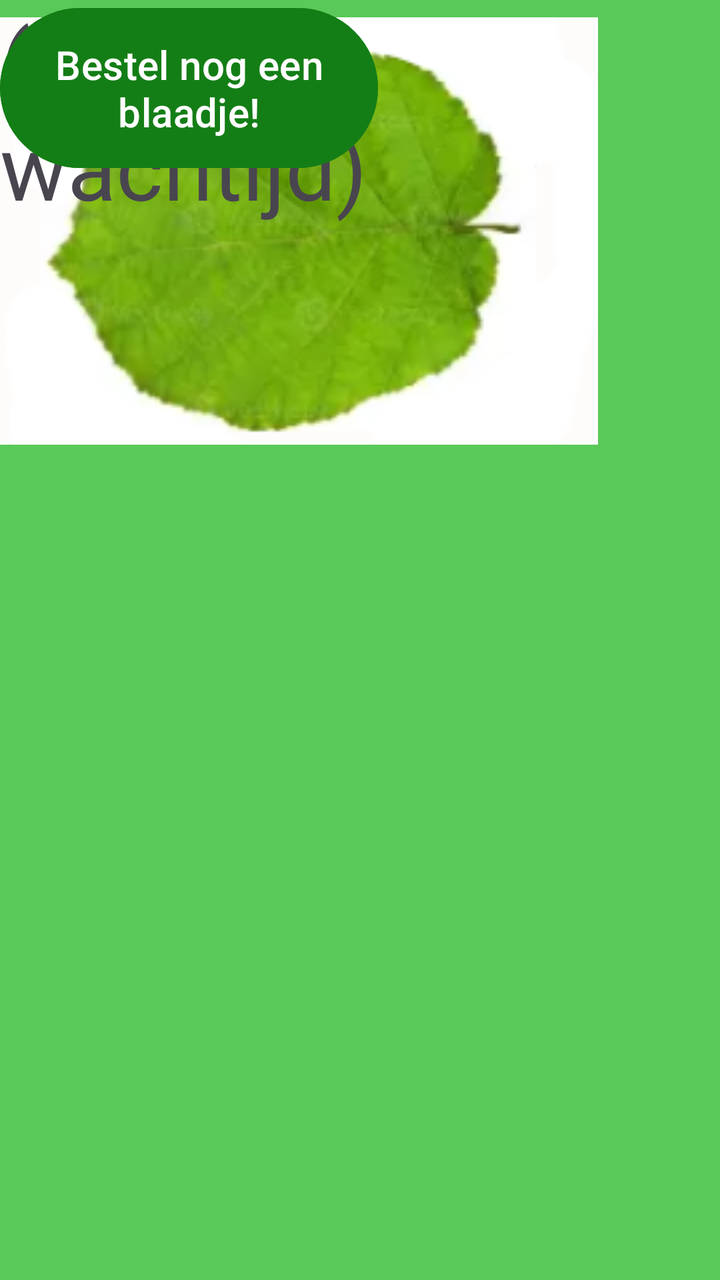
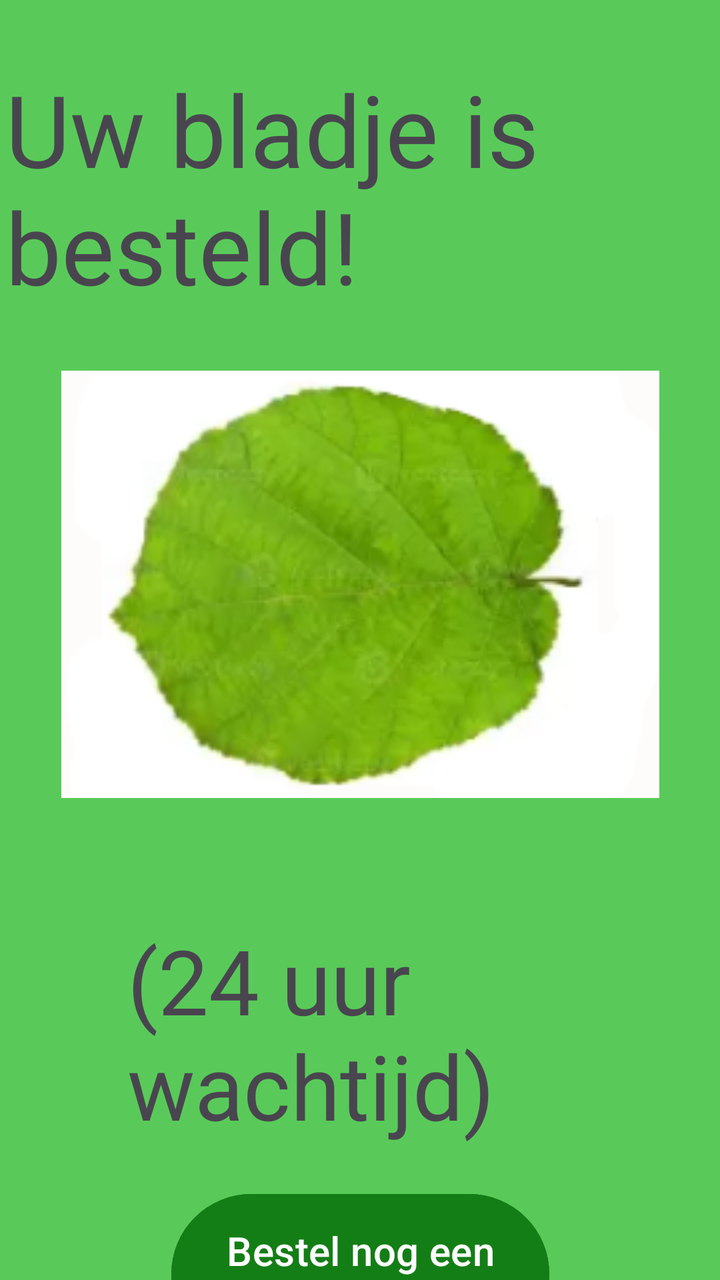

Two renders of the same Android screen: before a commit and after it. Below are the layout's source before the change and the commit's diff.
<!-- AndroidManifest.xml: application theme Theme.KOOPEENBLAADJE -->
<!-- res/layout/activity_main4.xml -->
<?xml version="1.0" encoding="utf-8"?>
<androidx.constraintlayout.widget.ConstraintLayout xmlns:android="http://schemas.android.com/apk/res/android"
    xmlns:app="http://schemas.android.com/apk/res-auto"
    xmlns:tools="http://schemas.android.com/tools"
    android:id="@+id/main"
    android:layout_width="match_parent"
    android:layout_height="match_parent"
    android:background="#59CA59"
    tools:context=".MainActivity4">

    <TextView
        android:id="@+id/textView4"
        android:layout_width="355dp"
        android:layout_height="133dp"
        android:text="Uw bladje is besteld!"
        android:textSize="50sp"
        tools:layout_editor_absoluteX="28dp"
        tools:layout_editor_absoluteY="34dp" />

    <ImageView
        android:id="@+id/imageView4"
        android:layout_width="299dp"
        android:layout_height="231dp"
        app:srcCompat="@drawable/bladdje_part_3_1"
        tools:layout_editor_absoluteX="56dp"
        tools:layout_editor_absoluteY="181dp" />

    <TextView
        android:id="@+id/textView8"
        android:layout_width="233dp"
        android:layout_height="117dp"
        android:text="(24 uur wachtijd)"
        android:textSize="45sp"
        tools:layout_editor_absoluteX="89dp"
        tools:layout_editor_absoluteY="435dp" />

    <Button
        android:id="@+id/button4"
        android:layout_width="189dp"
        android:layout_height="88dp"
        android:backgroundTint="#147E16"
        android:text="Bestel nog een blaadje!"
        android:textSize="20sp"
        tools:layout_editor_absoluteX="111dp"
        tools:layout_editor_absoluteY="610dp" />
</androidx.constraintlayout.widget.ConstraintLayout>
<!-- resources referenced by this layout -->
<resources>
  <!-- drawable bladdje_part_3_1: png bitmap (drawable, 40862 bytes) -->
  <style name="Theme.KOOPEENBLAADJE" parent="Base.Theme.KOOPEENBLAADJE" />
  <style name="Base.Theme.KOOPEENBLAADJE" parent="Theme.Material3.DayNight.NoActionBar">
          
          
      </style>
</resources>

<!-- the commit's change to res/layout/activity_main4.xml (unified diff, before → after) -->
@@ -14,33 +14,48 @@
         android:layout_height="133dp"
         android:text="Uw bladje is besteld!"
         android:textSize="50sp"
-        tools:layout_editor_absoluteX="28dp"
-        tools:layout_editor_absoluteY="34dp" />
+        app:layout_constraintBottom_toBottomOf="parent"
+        app:layout_constraintEnd_toEndOf="parent"
+        app:layout_constraintStart_toStartOf="parent"
+        app:layout_constraintTop_toTopOf="parent"
+        app:layout_constraintVertical_bias="0.061" />
 
     <ImageView
         android:id="@+id/imageView4"
         android:layout_width="299dp"
         android:layout_height="231dp"
-        app:srcCompat="@drawable/bladdje_part_3_1"
-        tools:layout_editor_absoluteX="56dp"
-        tools:layout_editor_absoluteY="181dp" />
+        android:layout_marginTop="4dp"
+        app:layout_constraintBottom_toBottomOf="parent"
+        app:layout_constraintEnd_toEndOf="parent"
+        app:layout_constraintStart_toStartOf="parent"
+        app:layout_constraintTop_toBottomOf="@+id/textView4"
+        app:layout_constraintVertical_bias="0.036"
+        app:srcCompat="@drawable/bladdje_part_3_1" />
 
     <TextView
         android:id="@+id/textView8"
         android:layout_width="233dp"
         android:layout_height="117dp"
+        android:layout_marginTop="296dp"
         android:text="(24 uur wachtijd)"
         android:textSize="45sp"
-        tools:layout_editor_absoluteX="89dp"
-        tools:layout_editor_absoluteY="435dp" />
+        app:layout_constraintBottom_toBottomOf="parent"
+        app:layout_constraintEnd_toEndOf="parent"
+        app:layout_constraintStart_toStartOf="parent"
+        app:layout_constraintTop_toBottomOf="@+id/textView4"
+        app:layout_constraintVertical_bias="0.0" />
 
     <Button
         android:id="@+id/button4"
         android:layout_width="189dp"
         android:layout_height="88dp"
+        android:layout_marginTop="440dp"
         android:backgroundTint="#147E16"
         android:text="Bestel nog een blaadje!"
         android:textSize="20sp"
-        tools:layout_editor_absoluteX="111dp"
-        tools:layout_editor_absoluteY="610dp" />
+        app:layout_constraintBottom_toBottomOf="parent"
+        app:layout_constraintEnd_toEndOf="parent"
+        app:layout_constraintStart_toStartOf="parent"
+        app:layout_constraintTop_toBottomOf="@+id/textView4"
+        app:layout_constraintVertical_bias="0.212" />
 </androidx.constraintlayout.widget.ConstraintLayout>
